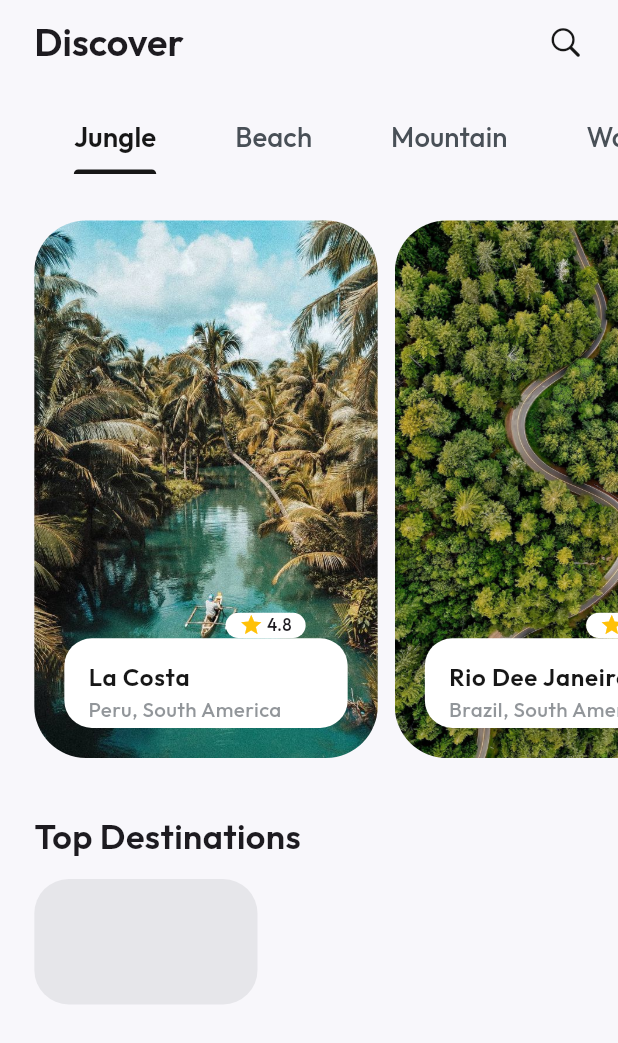
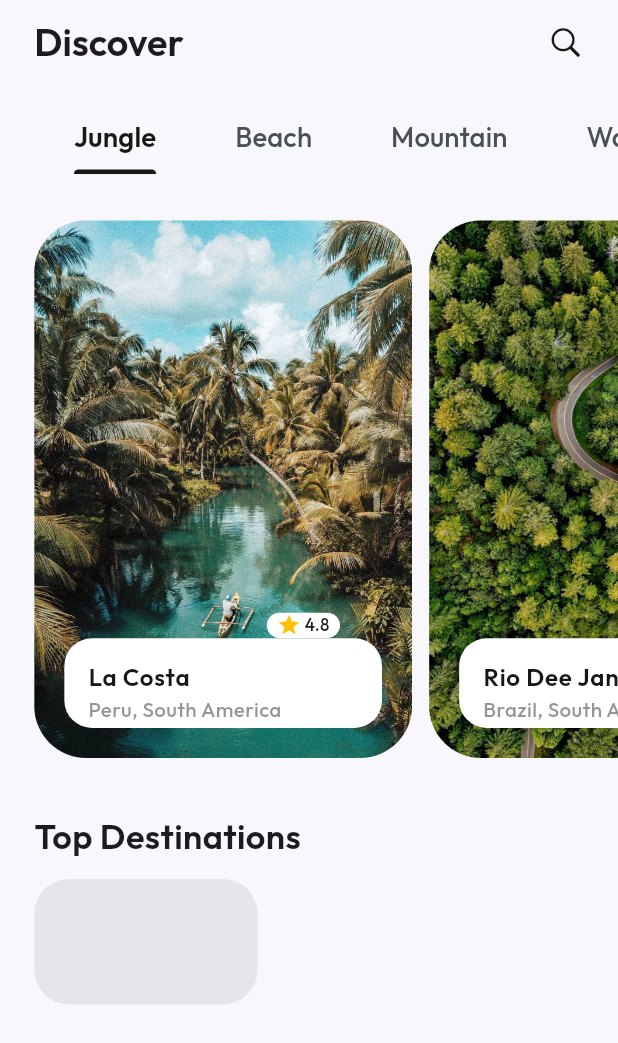
Before and after one commit to ShahzainAhmed/TravelLens, a Flutter app: the HomeScreen screen opened by its route, on a phone screen of 412 x 824 dp. Shown: the top 1043 px of the screen. Run offline on Flutter 3.47's test engine with Material 3 defaults, Android fonts, the phone set to English and light mode, and no system bars; our stand-ins replace animate_do, bounce, flutter_screenutil, get, google_fonts, like_button.

Commit message:
Adjust LargeTiles widget dimensions and padding for improved layout consistency

```diff
--- a/lib/views/home/widgets/tiles.dart
+++ b/lib/views/home/widgets/tiles.dart
@@ -19,7 +19,7 @@ class LargeTiles extends StatelessWidget {
       onTap: onTap,
       child: Container(
         padding: const EdgeInsets.all(20),
-        width: 200.w,
+        width: 220.w,
         decoration: BoxDecoration(
           borderRadius: BorderRadius.circular(30.r),
           image: DecorationImage(
@@ -60,10 +60,10 @@ class LargeTiles extends StatelessWidget {
               bottom: 60,
               child: Container(
                 height: 14.h,
-                padding: EdgeInsets.symmetric(horizontal: 8.w),
+                padding: EdgeInsets.symmetric(horizontal: 6.w),
                 decoration: BoxDecoration(
                   color: AppColors.kWhiteColor,
-                  borderRadius: BorderRadius.circular(10.r),
+                  borderRadius: BorderRadius.circular(8.r),
                 ),
                 child: Row(
                   mainAxisSize: MainAxisSize.min,
```
